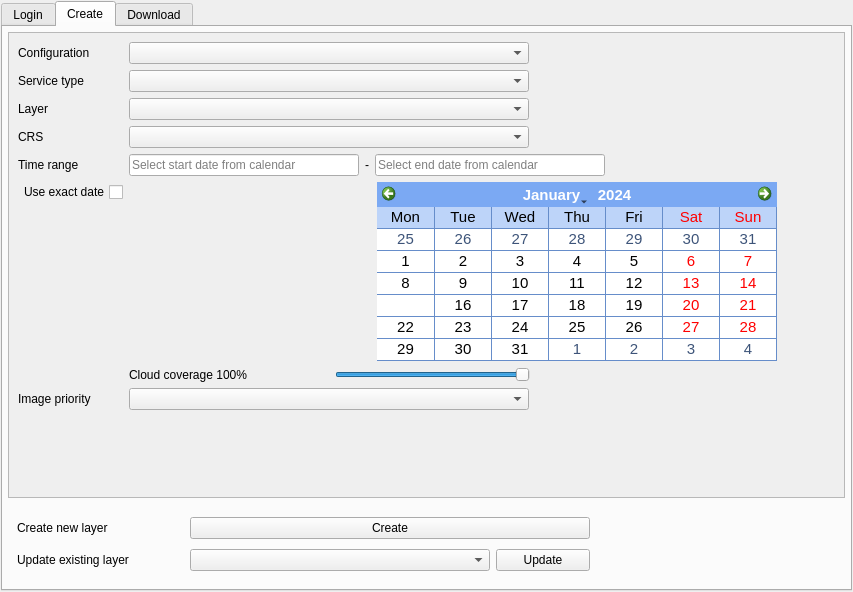
Qt form SentinelHub/dockwidget.ui (sentinel-hub/sentinelhub-qgis-plugin) before a commit.
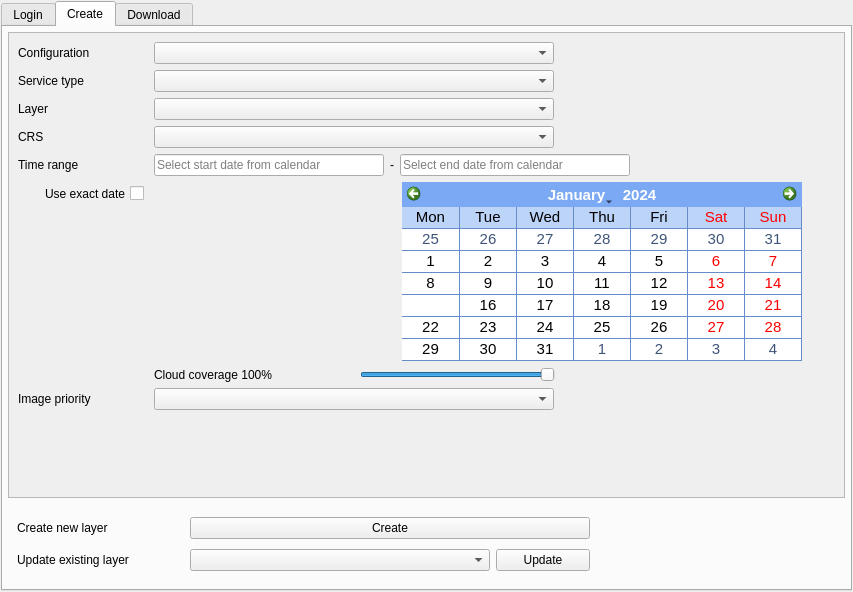
The same form after that commit. The open tabs and pages were chosen to show the change.

Commit message: hiding items for timeless and cloudless datasources now works

Diff of the .ui file:
```diff
--- a/SentinelHub/dockwidget.ui
+++ b/SentinelHub/dockwidget.ui
@@ -1159,37 +1159,6 @@
                 </property>
                </widget>
               </item>
-              <item row="10" column="0">
-               <layout class="QVBoxLayout" name="verticalCalendarLayout">
-                <item>
-                 <layout class="QHBoxLayout" name="horizontalLayout_4">
-                  <item>
-                   <widget class="QCheckBox" name="exactDateCheckBox">
-                    <property name="layoutDirection">
-                     <enum>Qt::RightToLeft</enum>
-                    </property>
-                    <property name="text">
-                     <string>Use exact date</string>
-                    </property>
-                   </widget>
-                  </item>
-                 </layout>
-                </item>
-                <item>
-                 <spacer name="verticalCalendarSpacer">
-                  <property name="orientation">
-                   <enum>Qt::Vertical</enum>
-                  </property>
-                  <property name="sizeHint" stdset="0">
-                   <size>
-                    <width>20</width>
-                    <height>40</height>
-                   </size>
-                  </property>
-                 </spacer>
-                </item>
-               </layout>
-              </item>
               <item row="5" column="0">
                <widget class="QLabel" name="serviceTypeLabel">
                 <property name="text">
@@ -1236,6 +1205,42 @@
                 </property>
                </widget>
               </item>
+              <item row="10" column="0">
+               <layout class="QVBoxLayout" name="verticalCalendarLayout">
+                <item>
+                 <widget class="QWidget" name="verticalCalendarWidget" native="true">
+                  <property name="minimumSize">
+                   <size>
+                    <width>130</width>
+                    <height>100</height>
+                   </size>
+                  </property>
+                  <property name="baseSize">
+                   <size>
+                    <width>0</width>
+                    <height>0</height>
+                   </size>
+                  </property>
+                  <widget class="QCheckBox" name="exactDateCheckBox">
+                   <property name="geometry">
+                    <rect>
+                     <x>0</x>
+                     <y>0</y>
+                     <width>126</width>
+                     <height>23</height>
+                    </rect>
+                   </property>
+                   <property name="layoutDirection">
+                    <enum>Qt::RightToLeft</enum>
+                   </property>
+                   <property name="text">
+                    <string>Use exact date</string>
+                   </property>
+                  </widget>
+                 </widget>
+                </item>
+               </layout>
+              </item>
              </layout>
             </widget>
            </widget>
```
The commit also changes 2 other files.
